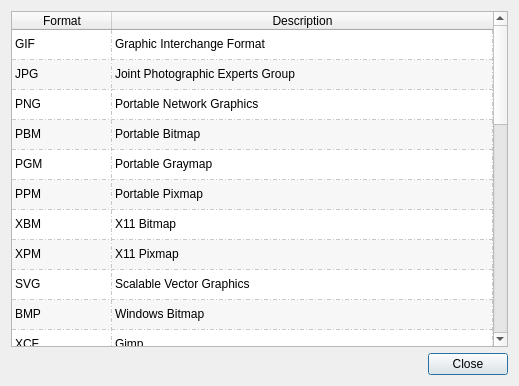
Old version of the form src/ui/forms/AboutSupportedFormatsDialog.ui in the repository vookimedlo/vooki-image-viewer.
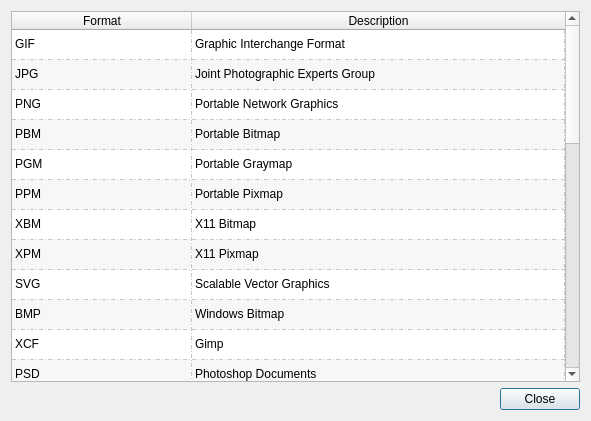
New version of the form. Icons and pictures are not drawn.

Commit message:
MacOS HEIF/HEIC support (#13)
* Prebuilt backported libqmacheif plugin.

* Update readme.md

* Update readme.md

* HEIC added to deployment

```diff
--- a/src/ui/forms/AboutSupportedFormatsDialog.ui
+++ b/src/ui/forms/AboutSupportedFormatsDialog.ui
@@ -10,8 +10,8 @@
    <rect>
     <x>0</x>
     <y>0</y>
-    <width>519</width>
-    <height>386</height>
+    <width>591</width>
+    <height>421</height>
    </rect>
   </property>
   <property name="windowTitle">
@@ -52,8 +52,11 @@
       <enum>Qt::DashDotLine</enum>
      </property>
      <property name="rowCount">
-      <number>31</number>
+      <number>32</number>
      </property>
+     <attribute name="horizontalHeaderDefaultSectionSize">
+      <number>180</number>
+     </attribute>
      <attribute name="horizontalHeaderStretchLastSection">
       <bool>true</bool>
      </attribute>
@@ -211,6 +214,7 @@
       </property>
      </row>
      <row/>
+     <row/>
      <column>
       <property name="text">
        <string>Format</string>
@@ -561,6 +565,16 @@
        <string>Tagged Image File Format</string>
       </property>
      </item>
+     <item row="31" column="0">
+      <property name="text">
+       <string>[MacOS only] HEIC, HEIF</string>
+      </property>
+     </item>
+     <item row="31" column="1">
+      <property name="text">
+       <string>High Efficiency Image File Format</string>
+      </property>
+     </item>
     </widget>
    </item>
    <item>
```
The commit also changes 4 other files.
